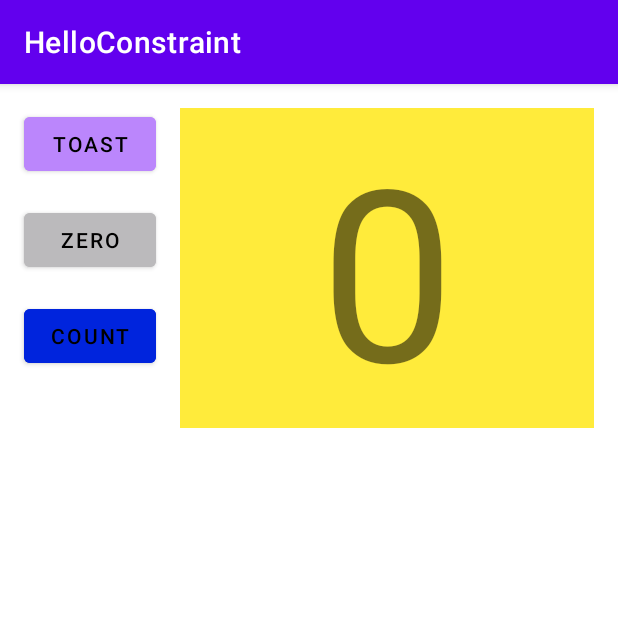
After one commit to popovviktor/Aston_intensiv_2, an Android app: the CodeLabs1_2BActivity screen opened directly, with no data from a screen before it, on a phone screen of 412 x 824 dp, the top half of it. The commit adds this screen. Run offline under Robolectric (Android 15) with nearby library versions, the phone set to English and light mode, and no system bars.

Commit message:
lab1_2b rebild ui,add colors btns dependency on the count ,rename project

```diff
--- /dev/null
+++ b/app/src/main/java/com/myapplication/astontwo/CodeLabs1_2BActivity.kt
@@ -0,0 +1,60 @@
+package com.myapplication.astontwo
+
+import androidx.appcompat.app.AppCompatActivity
+import android.os.Bundle
+import android.widget.Button
+import android.widget.TextView
+import android.widget.Toast
+
+class CodeLabs1_2BActivity : AppCompatActivity() {
+    private var defaultcount = 0
+    lateinit var btn_count: Button
+    lateinit var btn_toast: Button
+    lateinit var tvcount: TextView
+    lateinit var btn_zero:Button
+    private var count_even:Boolean = true
+    override fun onCreate(savedInstanceState: Bundle?) {
+        super.onCreate(savedInstanceState)
+        setContentView(R.layout.activity_code_labs12_bactivity)
+        btn_count = findViewById(R.id.button_count_lab1_2b)
+        btn_toast = findViewById(R.id.button_toast_lab1_2b)
+        btn_zero = findViewById(R.id.button_zero_indicate)
+        tvcount = findViewById(R.id.show_count_lab1_2b)
+        btn_count.setOnClickListener {
+            incrementCountAndOutputInTextView()
+            back_btn_count()
+        }
+        btn_toast.setOnClickListener {
+            doToast()
+        }
+    }
+    fun doToast(){
+        val textToast = this.getString(R.string.lab1_2a_toast_message)
+        Toast.makeText(this,textToast, Toast.LENGTH_LONG)
+            .show()
+    }
+    fun zeroindicatedisable(){
+        btn_zero.backgroundTintList = this.getColorStateList(R.color.zerodisable)
+    }
+    fun back_btn_count(){
+        if (count_even == true){
+            evenindicatedisable()
+            count_even = false
+        }else{
+            count_even = true
+            evenindicateenable()
+        }
+    }
+    fun evenindicateenable(){
+        btn_count.backgroundTintList = this.getColorStateList(R.color.countenable)
+    }fun evenindicatedisable(){
+        btn_count.backgroundTintList = this.getColorStateList(R.color.countdisable)
+    }
+    fun incrementCountAndOutputInTextView(){
+        defaultcount++
+        if(defaultcount==1){
+            zeroindicatedisable()
+        }
+        tvcount.text = defaultcount.toString()
+    }
+}
--- a/app/src/main/java/com/myapplication/astontwo/MainActivity.kt
+++ b/app/src/main/java/com/myapplication/astontwo/MainActivity.kt
@@ -11,11 +11,15 @@ class MainActivity : AppCompatActivity() {
         setContentView(R.layout.activity_main)
         val btn_lab1_1 = findViewById<Button>(R.id.btn_lab1_1)
         val btn_lab1_2A = findViewById<Button>(R.id.btn_lab1_2a)
+        val btn_lab1_2b = findViewById<Button>(R.id.btn_lab1_2b)
         btn_lab1_1.setOnClickListener {
             startActivityForLab1_1()
         }
         btn_lab1_2A.setOnClickListener {
             startActivityForLab1_2A()
+        }
+        btn_lab1_2b.setOnClickListener {
+            startActivityForLab1_2b()
         }
     }
     fun startActivityForLab1_1(){
@@ -25,5 +29,8 @@ class MainActivity : AppCompatActivity() {
     fun startActivityForLab1_2A(){
         val intent = Intent(this,CodeLabs1_2AActivity::class.java)
         startActivity(intent)
+    }fun startActivityForLab1_2b(){
+        val intent = Intent(this,CodeLabs1_2BActivity::class.java)
+        startActivity(intent)
     }
 }
--- /dev/null
+++ b/app/src/main/res/layout-land/activity_code_labs12_bactivity.xml
@@ -0,0 +1,58 @@
+<?xml version="1.0" encoding="utf-8"?>
+<androidx.constraintlayout.widget.ConstraintLayout xmlns:android="http://schemas.android.com/apk/res/android"
+    xmlns:app="http://schemas.android.com/apk/res-auto"
+    xmlns:tools="http://schemas.android.com/tools"
+    android:layout_width="match_parent"
+    android:layout_height="match_parent"
+    tools:context=".CodeLabs1_2BActivity">
+
+    <Button
+        android:id="@+id/button_count_lab1_2b"
+        android:layout_width="wrap_content"
+        android:layout_height="wrap_content"
+        android:layout_marginTop="16dp"
+        android:backgroundTint="@color/purple_200"
+        android:text="@string/lab1_2a_button_label_count"
+        android:textColor="@color/black"
+        app:layout_constraintStart_toStartOf="@+id/button_zero_indicate"
+        app:layout_constraintTop_toBottomOf="@+id/button_zero_indicate" />
+
+    <Button
+        android:id="@+id/button_toast_lab1_2b"
+        android:layout_width="wrap_content"
+        android:layout_height="wrap_content"
+        android:layout_marginStart="16dp"
+        android:layout_marginTop="16dp"
+        android:backgroundTint="@color/purple_200"
+        android:text="@string/lab1_2a_button_label_toast"
+        android:textColor="@color/black"
+        app:layout_constraintStart_toStartOf="parent"
+        app:layout_constraintTop_toTopOf="parent" />
+
+    <Button
+        android:id="@+id/button_zero_indicate"
+        android:layout_width="wrap_content"
+        android:layout_height="wrap_content"
+        android:layout_marginTop="16dp"
+        android:backgroundTint="@color/purple_200"
+        android:text="@string/lab1_2a_button_label_toast"
+        android:textColor="@color/black"
+        app:layout_constraintStart_toStartOf="@+id/button_toast_lab1_2b"
+        app:layout_constraintTop_toBottomOf="@+id/button_toast_lab1_2b" />
+
+    <TextView
+        android:id="@+id/show_count_lab1_2b"
+        android:layout_width="0dp"
+        android:layout_height="wrap_content"
+        android:layout_marginStart="16dp"
+        android:layout_marginTop="16dp"
+        android:layout_marginEnd="16dp"
+        android:background="#FFEB3B"
+        android:gravity="center"
+        android:text="@string/lab1_2a_count_initial_value"
+        android:textSize="120sp"
+        app:layout_constraintEnd_toEndOf="parent"
+        app:layout_constraintStart_toEndOf="@+id/button_toast_lab1_2b"
+        app:layout_constraintTop_toTopOf="parent" />
+
+</androidx.constraintlayout.widget.ConstraintLayout>
--- /dev/null
+++ b/app/src/main/res/layout-sw600dp/activity_code_labs12_bactivity.xml
@@ -0,0 +1,58 @@
+<?xml version="1.0" encoding="utf-8"?>
+<androidx.constraintlayout.widget.ConstraintLayout xmlns:android="http://schemas.android.com/apk/res/android"
+    xmlns:app="http://schemas.android.com/apk/res-auto"
+    xmlns:tools="http://schemas.android.com/tools"
+    android:layout_width="match_parent"
+    android:layout_height="match_parent"
+    tools:context=".CodeLabs1_2BActivity">
+
+    <Button
+        android:id="@+id/button_count_lab1_2b"
+        android:layout_width="wrap_content"
+        android:layout_height="wrap_content"
+        android:layout_marginTop="16dp"
+        android:backgroundTint="@color/purple_200"
+        android:text="@string/lab1_2a_button_label_count"
+        android:textColor="@color/black"
+        app:layout_constraintStart_toStartOf="@+id/button_zero_indicate"
+        app:layout_constraintTop_toBottomOf="@+id/button_zero_indicate" />
+
+    <Button
+        android:id="@+id/button_toast_lab1_2b"
+        android:layout_width="wrap_content"
+        android:layout_height="wrap_content"
+        android:layout_marginStart="16dp"
+        android:layout_marginTop="16dp"
+        android:backgroundTint="@color/purple_200"
+        android:text="@string/lab1_2a_button_label_toast"
+        android:textColor="@color/black"
+        app:layout_constraintStart_toStartOf="parent"
+        app:layout_constraintTop_toTopOf="parent" />
+
+    <Button
+        android:id="@+id/button_zero_indicate"
+        android:layout_width="wrap_content"
+        android:layout_height="wrap_content"
+        android:layout_marginTop="16dp"
+        android:backgroundTint="@color/purple_200"
+        android:text="@string/lab1_2a_button_label_toast"
+        android:textColor="@color/black"
+        app:layout_constraintStart_toStartOf="@+id/button_toast_lab1_2b"
+        app:layout_constraintTop_toBottomOf="@+id/button_toast_lab1_2b" />
+
+    <TextView
+        android:id="@+id/show_count_lab1_2b"
+        android:layout_width="0dp"
+        android:layout_height="wrap_content"
+        android:layout_marginStart="16dp"
+        android:layout_marginTop="16dp"
+        android:layout_marginEnd="16dp"
+        android:background="#FFEB3B"
+        android:gravity="center"
+        android:text="@string/lab1_2a_count_initial_value"
+        android:textSize="120sp"
+        app:layout_constraintEnd_toEndOf="parent"
+        app:layout_constraintStart_toEndOf="@+id/button_toast_lab1_2b"
+        app:layout_constraintTop_toTopOf="parent" />
+
+</androidx.constraintlayout.widget.ConstraintLayout>
--- /dev/null
+++ b/app/src/main/res/layout/activity_code_labs12_bactivity.xml
@@ -0,0 +1,58 @@
+<?xml version="1.0" encoding="utf-8"?>
+<androidx.constraintlayout.widget.ConstraintLayout xmlns:android="http://schemas.android.com/apk/res/android"
+    xmlns:app="http://schemas.android.com/apk/res-auto"
+    xmlns:tools="http://schemas.android.com/tools"
+    android:layout_width="match_parent"
+    android:layout_height="match_parent"
+    tools:context=".CodeLabs1_2BActivity">
+
+    <Button
+        android:id="@+id/button_count_lab1_2b"
+        android:layout_width="wrap_content"
+        android:layout_height="wrap_content"
+        android:layout_marginTop="16dp"
+        android:backgroundTint="#0024DD"
+        android:text="@string/lab1_2a_button_label_count"
+        android:textColor="@color/black"
+        app:layout_constraintStart_toStartOf="@+id/button_zero_indicate"
+        app:layout_constraintTop_toBottomOf="@+id/button_zero_indicate" />
+
+    <Button
+        android:id="@+id/button_toast_lab1_2b"
+        android:layout_width="wrap_content"
+        android:layout_height="wrap_content"
+        android:layout_marginStart="16dp"
+        android:layout_marginTop="16dp"
+        android:backgroundTint="@color/purple_200"
+        android:text="@string/lab1_2a_button_label_toast"
+        android:textColor="@color/black"
+        app:layout_constraintStart_toStartOf="parent"
+        app:layout_constraintTop_toTopOf="parent" />
+
+    <Button
+        android:id="@+id/button_zero_indicate"
+        android:layout_width="wrap_content"
+        android:layout_height="wrap_content"
+        android:layout_marginTop="16dp"
+        android:backgroundTint="#BBBABC"
+        android:text="@string/btn_labs_1.2b_zero_btn"
+        android:textColor="@color/black"
+        app:layout_constraintStart_toStartOf="@+id/button_toast_lab1_2b"
+        app:layout_constraintTop_toBottomOf="@+id/button_toast_lab1_2b" />
+
+    <TextView
+        android:id="@+id/show_count_lab1_2b"
+        android:layout_width="0dp"
+        android:layout_height="wrap_content"
+        android:layout_marginStart="16dp"
+        android:layout_marginTop="16dp"
+        android:layout_marginEnd="16dp"
+        android:background="#FFEB3B"
+        android:gravity="center"
+        android:text="@string/lab1_2a_count_initial_value"
+        android:textSize="160sp"
+        app:layout_constraintEnd_toEndOf="parent"
+        app:layout_constraintStart_toEndOf="@+id/button_toast_lab1_2b"
+        app:layout_constraintTop_toTopOf="parent" />
+
+</androidx.constraintlayout.widget.ConstraintLayout>
--- a/app/src/main/res/layout/activity_main.xml
+++ b/app/src/main/res/layout/activity_main.xml
@@ -5,6 +5,19 @@
     android:layout_width="match_parent"
     android:layout_height="match_parent"
     tools:context=".MainActivity">
+
+    <Button
+        android:id="@+id/btn_lab1_2b"
+        android:layout_width="0dp"
+        android:layout_height="wrap_content"
+        android:layout_marginStart="24dp"
+        android:layout_marginTop="8dp"
+        android:layout_marginEnd="24dp"
+        android:text="@string/btn_labs_1.2b"
+        app:layout_constraintEnd_toEndOf="parent"
+        app:layout_constraintHorizontal_bias="1.0"
+        app:layout_constraintStart_toStartOf="parent"
+        app:layout_constraintTop_toBottomOf="@+id/btn_lab1_2a" />
 
     <Button
         android:id="@+id/btn_lab1_2a"
--- a/app/src/main/res/values/colors.xml
+++ b/app/src/main/res/values/colors.xml
@@ -7,4 +7,7 @@
     <color name="teal_700">#FF018786</color>
     <color name="black">#FF000000</color>
     <color name="white">#FFFFFFFF</color>
+    <color name="zerodisable">#FF00A1</color>
+    <color name="countdisable">#0029F5</color>
+    <color name="countenable">#00FF22</color>
 </resources>
--- a/app/src/main/res/values/strings.xml
+++ b/app/src/main/res/values/strings.xml
@@ -1,7 +1,9 @@
 <resources>
-    <string name="app_name">AstonTwo</string>
+    <string name="app_name">HelloConstraint</string>
     <string name="btn_labs_1.1">codelab 1.1</string>
     <string name="btn_labs_1.2A">codelab 1.2A</string>
+    <string name="btn_labs_1.2b">codelab 1.2b</string>
+    <string name="btn_labs_1.2b_zero_btn">zero</string>
     <string name="labs_1.1_tv_hello_world">Hello world</string>
     <string name="labs_1.1_tv_atricle_info">
         Add log for lifecycle CodeLabs1.1Activity and output in activity "hello world" </string>
```
Also changed, not shown: app/src/main/AndroidManifest.xml (+7 -0 lines).
